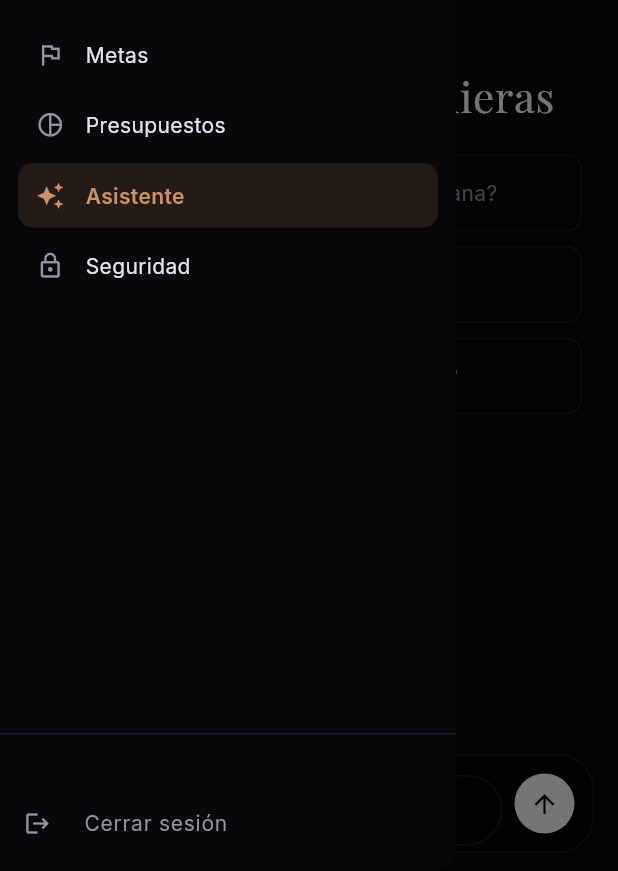
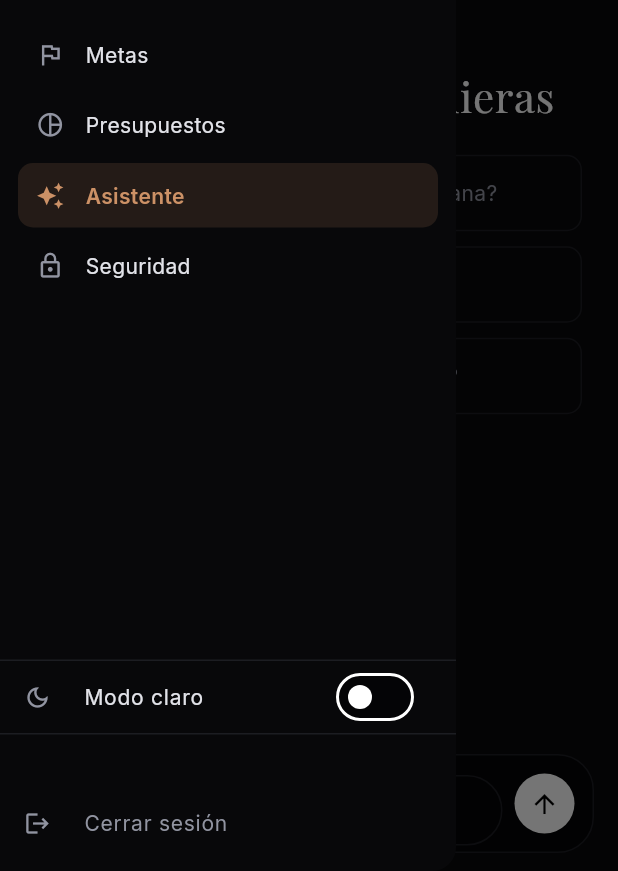
Before and after one commit to juanjo-77/Finora-app, a Flutter app: the AsistenteScreen screen opened directly, with the side drawer open, on a phone screen of 412 x 824 dp, the part 365-1236 px from its top. Run offline on Flutter 3.47's test engine with Material 3 defaults, Android fonts, the light colour scheme and no system bars; our stand-ins replace flutter_secure_storage, google_fonts, google_sign_in, image_picker, local_auth, shared_preferences; missing offline and left inert: google_sign_in_web; accounts and stored records are empty.

Commit message:
cambio de vistas

```diff
--- /dev/null
+++ b/app/lib/core/theme/theme_controller.dart
@@ -0,0 +1,35 @@
+import 'package:flutter/material.dart';
+import 'package:shared_preferences/shared_preferences.dart';
+
+class ThemeController {
+  static const _clave = 'modo_claro';
+  static final ValueNotifier<bool> modoClaro = ValueNotifier(false);
+
+  static Future<void> cargar() async {
+    try {
+      final prefs = await SharedPreferences.getInstance();
+      modoClaro.value = prefs.getBool(_clave) ?? false;
+    } catch (_) {}
+  }
+
+  static Future<void> establecer(bool valor) async {
+    modoClaro.value = valor;
+    try {
+      final prefs = await SharedPreferences.getInstance();
+      await prefs.setBool(_clave, valor);
+    } catch (_) {}
+  }
+
+  /// No cambia nada (se usa en modo oscuro para que el árbol de widgets
+  /// no se reconstruya al alternar y no se pierda la navegación).
+  static const ColorFilter filtroOscuro = ColorFilter.mode(Colors.transparent, BlendMode.dst);
+
+  /// Invierte el brillo de todo y conserva los tonos (equivale a
+  /// invert(1) + hue-rotate(180deg) de CSS).
+  static const ColorFilter filtroClaro = ColorFilter.matrix(<double>[
+    0.574, -1.430, -0.144, 0, 255,
+    -0.426, -0.430, -0.144, 0, 255,
+    -0.426, -1.430, 0.856, 0, 255,
+    0, 0, 0, 1, 0,
+  ]);
+}
--- a/app/lib/core/widgets/app_drawer.dart
+++ b/app/lib/core/widgets/app_drawer.dart
@@ -1,6 +1,7 @@
 import 'package:flutter/material.dart';
 import '../theme/app_colors.dart';
 import '../theme/app_text_styles.dart';
+import '../theme/theme_controller.dart';
 import '../../features/dashboard/dashboard_screen.dart';
 import '../../features/movimientos/movimientos_screen.dart';
 import '../../features/deudas/deudas_screen.dart';
@@ -37,7 +38,9 @@ class _AppDrawerState extends State<AppDrawer> {
   @override
   void initState() {
     super.initState();
-    ApiClient.obtenerEmail().then((e) => setState(() => _email = e));
+    ApiClient.obtenerEmail().then((e) {
+      if (mounted) setState(() => _email = e);
+    });
   }
 
   @override
@@ -81,6 +84,22 @@ class _AppDrawerState extends State<AppDrawer> {
                   _item(context, Icons.auto_awesome, 'Asistente', DrawerRuta.asistente, const AsistenteScreen()),
                   _item(context, Icons.lock_outline, 'Seguridad', DrawerRuta.seguridad, const SeguridadScreen()),
                 ],
+              ),
+            ),
+            const Divider(color: AppColors.graphite, height: 1),
+            ValueListenableBuilder<bool>(
+              valueListenable: ThemeController.modoClaro,
+              builder: (context, claro, _) => SwitchListTile(
+                dense: true,
+                secondary: Icon(
+                  claro ? Icons.light_mode_outlined : Icons.dark_mode_outlined,
+                  color: AppColors.fog,
+                  size: 18,
+                ),
+                title: Text('Modo claro', style: AppText.body.copyWith(fontSize: 14, color: AppColors.bone)),
+                value: claro,
+                activeThumbColor: AppColors.copper,
+                onChanged: ThemeController.establecer,
               ),
             ),
             const Divider(color: AppColors.graphite, height: 1),
--- a/app/lib/main.dart
+++ b/app/lib/main.dart
@@ -4,6 +4,7 @@ import 'core/network/api_client.dart';
 import 'core/security/pin_service.dart';
 import 'core/theme/app_colors.dart';
 import 'core/theme/app_theme.dart';
+import 'core/theme/theme_controller.dart';
 import 'features/auth/login_screen.dart';
 import 'features/dashboard/dashboard_screen.dart';
 import 'features/seguridad/lock_screen.dart';
@@ -11,6 +12,7 @@ import 'features/seguridad/lock_screen.dart';
 void main() async {
   WidgetsFlutterBinding.ensureInitialized();
   await initializeDateFormatting('es');
+  await ThemeController.cargar();
   runApp(const FinoraApp());
 }
 
@@ -23,6 +25,15 @@ class FinoraApp extends StatelessWidget {
       title: 'Finora',
       debugShowCheckedModeBanner: false,
       theme: AppTheme.dark,
+      builder: (context, child) {
+        return ValueListenableBuilder<bool>(
+          valueListenable: ThemeController.modoClaro,
+          builder: (context, claro, _) => ColorFiltered(
+            colorFilter: claro ? ThemeController.filtroClaro : ThemeController.filtroOscuro,
+            child: child ?? const SizedBox.shrink(),
+          ),
+        );
+      },
       home: const AppEntry(),
     );
   }
```
Also changed, not shown: app/lib/features/auth/login_screen.dart (+29 -9 lines), app/pubspec.yaml (+10 -1 lines), app/assets/logo.png (added), app/pubspec.lock, 13 other files.
